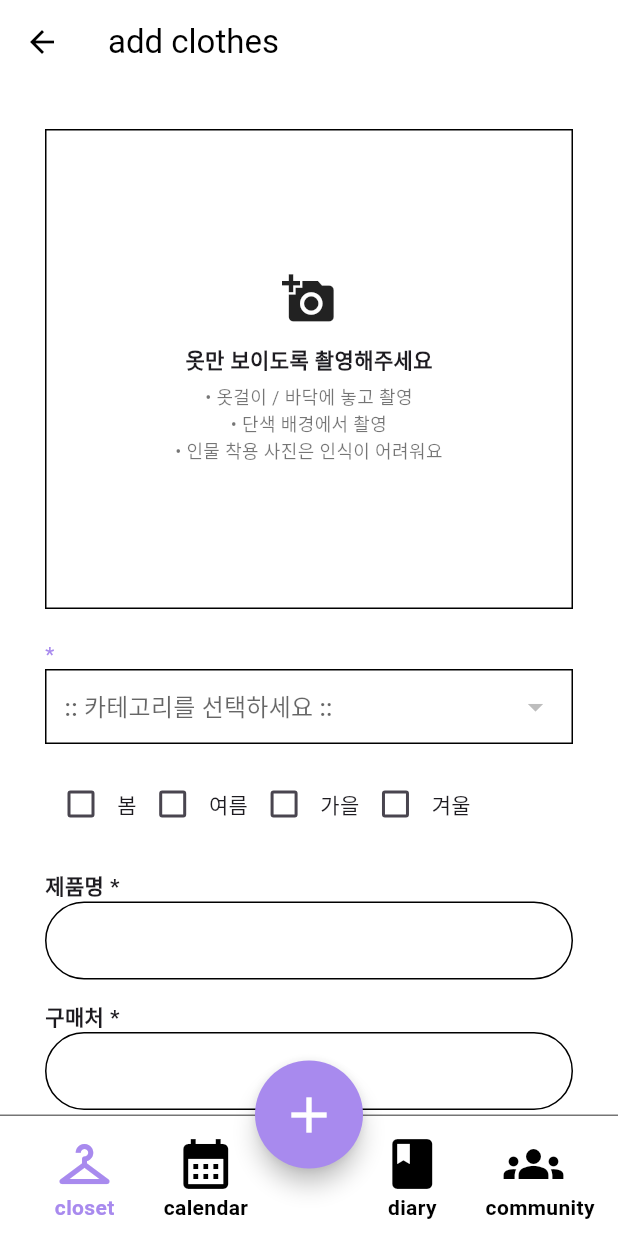
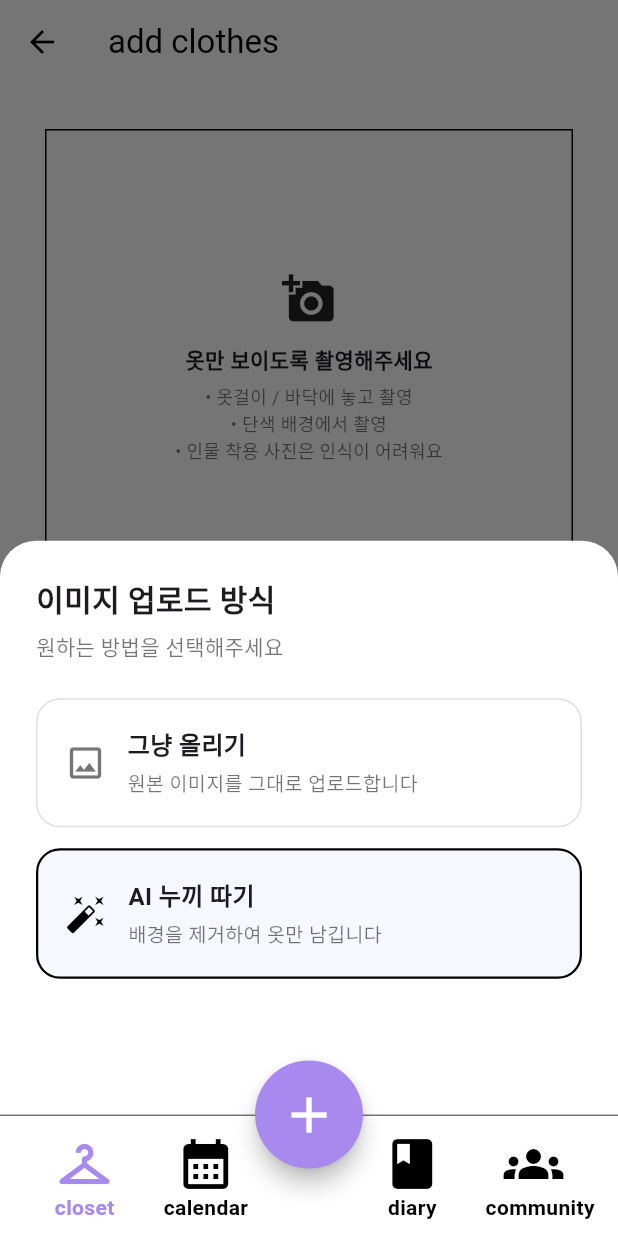
Before and after one commit to yeseul1008/FlutterTeamProject, a Flutter app: the UserWardrobeAdd screen opened by its route, after a tap on "옷만 보이도록 촬영해주세요", on a phone screen of 412 x 824 dp. Run offline on Flutter 3.47's test engine with Material 3 defaults, Android fonts, the phone set to English and light mode, and no system bars; our stand-ins replace cloud_firestore, firebase_auth, firebase_core, firebase_storage, flutter_dotenv, geocoding and 9 more; missing offline and left inert: kakao_flutter_sdk_share; accounts and stored records are empty.

Commit message:
페이지작업

```diff
--- a/lib/pages/auth/SplashScreen.dart
+++ b/lib/pages/auth/SplashScreen.dart
@@ -44,7 +44,7 @@ class _SplashScreenState extends State<SplashScreen>
       context.go('/userWardrobeList');
     } else {
       // ❌ 로그인 안됨 → 로그인 화면
-      context.go('/login');
+      context.go('/userLogin');
     }
   }
 
--- a/lib/pages/wardrobe/user_wardrobe_add.dart
+++ b/lib/pages/wardrobe/user_wardrobe_add.dart
@@ -40,6 +40,8 @@ class _UserWardrobeAddState extends State<UserWardrobeAdd> {
   File? selectedImage;
   bool isProcessingImage = false;
 
+  bool useAiRemoveBg = false; // 누끼 사용 여부
+
   // 이미지 확대/이동 컨트롤러
   final TransformationController _transformController =
   TransformationController();
@@ -79,28 +81,37 @@ class _UserWardrobeAddState extends State<UserWardrobeAdd> {
   // =========================
   // 이미지 선택 + 누끼 자동 처리
   // =========================
-  Future<void> _pickImage() async {
+  Future<void> _pickImage({required bool useAi}) async {
     final picker = ImagePicker();
     final XFile? image = await picker.pickImage(source: ImageSource.gallery);
 
     if (image == null) return;
 
-    setState(() => isProcessingImage = true);
+    setState(() {
+      isProcessingImage = true;
+      useAiRemoveBg = useAi;
+    });
 
     try {
       final original = File(image.path);
-      final noBgPng = await _removeBackground(original);
 
-      setState(() {
+      if (useAi) {
+        // 🔥 AI 누끼
+        final noBgPng = await _removeBackground(original);
         selectedImage = noBgPng;
-        _transformController.value = Matrix4.identity(); // 중앙 초기화
-      });
+      } else {
+        // ✅ 그냥 업로드
+        selectedImage = original;
+      }
+
+      _transformController.value = Matrix4.identity();
     } catch (e) {
       _showFailDialog();
     } finally {
       setState(() => isProcessingImage = false);
     }
   }
+
 
   void _showFailDialog() {
     if (mounted) setState(() => isProcessingImage = false);
@@ -132,6 +143,74 @@ class _UserWardrobeAddState extends State<UserWardrobeAdd> {
       ),
     );
   }
+
+  Future<void> _showImagePickOption() async {
+    showModalBottomSheet(
+      context: context,
+      backgroundColor: Colors.white,
+      shape: const RoundedRectangleBorder(
+        borderRadius: BorderRadius.vertical(top: Radius.circular(24)),
+      ),
+      builder: (ctx) {
+        return SafeArea(
+          top: false,
+          child: Padding(
+            padding: EdgeInsets.fromLTRB(
+              24,
+              24,
+              24,
+              24 + MediaQuery.of(ctx).padding.bottom, // ⭐ 핵심
+            ),
+            child: Column(
+              mainAxisSize: MainAxisSize.min,
+              crossAxisAlignment: CrossAxisAlignment.start,
+              children: [
+                const Text(
+                  '이미지 업로드 방식',
+                  style: TextStyle(
+                    fontSize: 20,
+                    fontWeight: FontWeight.bold,
+                  ),
+                ),
+                const SizedBox(height: 6),
+                const Text(
+                  '원하는 방법을 선택해주세요',
+                  style: TextStyle(color: Colors.black54),
+                ),
+                const SizedBox(height: 24),
+
+                _imageOptionTile(
+                  title: '그냥 올리기',
+                  subtitle: '원본 이미지를 그대로 업로드합니다',
+                  icon: Icons.image_outlined,
+                  onTap: () {
+                    Navigator.pop(ctx);
+                    _pickImage(useAi: false);
+                  },
+                ),
+
+                const SizedBox(height: 14),
+
+                _imageOptionTile(
+                  title: 'AI 누끼 따기',
+                  subtitle: '배경을 제거하여 옷만 남깁니다',
+                  icon: Icons.auto_fix_high,
+                  highlight: true,
+                  onTap: () {
+                    Navigator.pop(ctx);
+                    _pickImage(useAi: true);
+                  },
+                ),
+              ],
+            ),
+          ),
+        );
+
+      },
+    );
+  }
+
+
 
   // =========================
   // Transform + 투명 배경 PNG 생성
@@ -197,7 +276,7 @@ class _UserWardrobeAddState extends State<UserWardrobeAdd> {
               children: [
                 /// 이미지 선택/누끼 영역
                 GestureDetector(
-                  onTap: _pickImage,
+                  onTap: _showImagePickOption,
                   child: Stack(
                     children: [
                       Container(
@@ -476,3 +555,58 @@ class _UserWardrobeAddState extends State<UserWardrobeAdd> {
     );
   }
 }
+Widget _imageOptionTile({
+  required String title,
+  required String subtitle,
+  required IconData icon,
+  required VoidCallback onTap,
+  bool highlight = false,
+}) {
+  return InkWell(
+    borderRadius: BorderRadius.circular(16),
+    onTap: onTap,
+    child: Container(
+      padding: const EdgeInsets.all(18),
+      decoration: BoxDecoration(
+        color: highlight ? const Color(0xFFF7F7FF) : Colors.white,
+        borderRadius: BorderRadius.circular(16),
+        border: Border.all(
+          color: highlight ? Colors.black : Colors.black12,
+          width: highlight ? 1.5 : 1,
+        ),
+      ),
+      child: Row(
+        children: [
+          Icon(
+            icon,
+            size: 28,
+            color: highlight ? Colors.black : Colors.black54,
+          ),
+          const SizedBox(width: 14),
+          Expanded(
+            child: Column(
+              crossAxisAlignment: CrossAxisAlignment.start,
+              children: [
+                Text(
+                  title,
+                  style: const TextStyle(
+                    fontSize: 16,
+                    fontWeight: FontWeight.w600,
+                  ),
+                ),
+                const SizedBox(height: 4),
+                Text(
+                  subtitle,
+                  style: const TextStyle(
+                    fontSize: 13,
+                    color: Colors.black54,
+                  ),
+                ),
+              ],
+            ),
+          ),
+        ],
+      ),
+    ),
+  );
+}
--- a/lib/routes/mainRoute.dart
+++ b/lib/routes/mainRoute.dart
@@ -98,11 +98,21 @@ final GoRouter router = GoRouter(
         ),
         GoRoute(
           path: '/followList',
-          builder: (context, state) => const FollowList(),
+          pageBuilder: (context, state) {
+            return NoTransitionPage(
+              key: state.pageKey,
+              child: const FollowList(),
+            );
+          },
         ),
         GoRoute(
           path: '/communityMainFeed',
-          builder: (context, state) => const CommunityMainFeed(),
+          pageBuilder: (context, state) {
+            return NoTransitionPage(
+              key: state.pageKey,
+              child: const CommunityMainFeed(),
+            );
+          },
         ),
         GoRoute(
           path: '/questionAdd',
@@ -114,7 +124,12 @@ final GoRouter router = GoRouter(
         ),
         GoRoute(
           path: '/questionFeed',
-          builder: (context, state) => const QuestionFeed(),
+          pageBuilder: (context, state) {
+            return NoTransitionPage(
+              key: state.pageKey,
+              child: const QuestionFeed(),
+            );
+          },
         ),
 
         //카카오 지도
@@ -163,12 +178,24 @@ final GoRouter router = GoRouter(
         ),
         GoRoute(
           path: '/userDiaryCards',
-          builder: (context, state) => const UserDiaryCards(),
+          pageBuilder: (context, state) {
+            return NoTransitionPage(
+              key: state.pageKey,
+              child: const UserDiaryCards(),
+            );
+          },
         ),
+
         GoRoute(
           path: '/diaryMap',
-          builder: (context, state) => const DiaryMap(),
+          pageBuilder: (context, state) {
+            return NoTransitionPage(
+              key: state.pageKey,
+              child: const DiaryMap(),
+            );
+          },
         ),
+
         GoRoute(
           path: '/profileEdit',
           builder: (context, state) => const ProfileEdit(),
```
